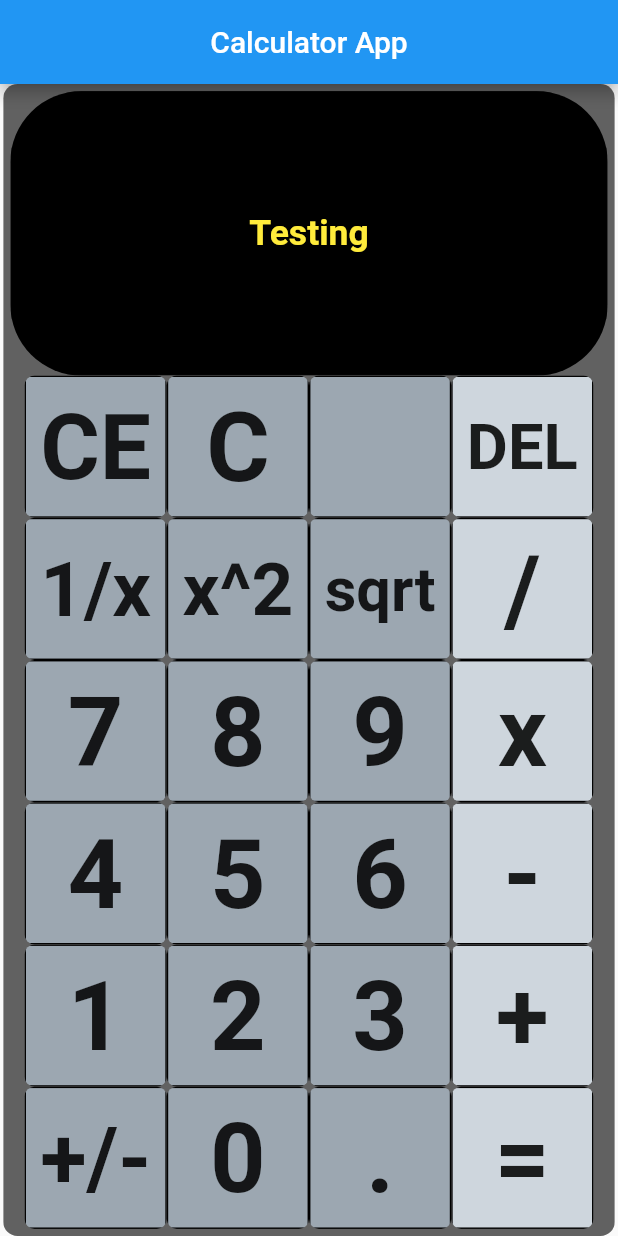
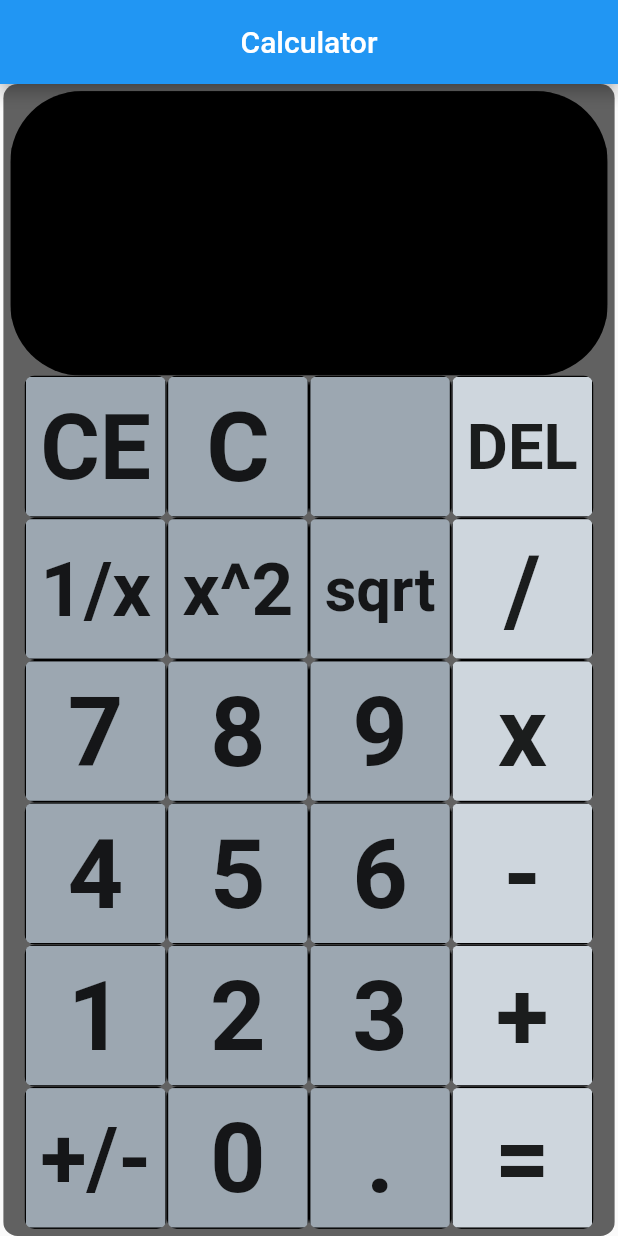
Before and after one commit to squee72564/flutter-dart_calculator, a Flutter app: the screen it shows after launch, on a phone screen of 412 x 824 dp. Run offline on Flutter 3.47's test engine with Material 2 defaults, Android fonts, the phone set to English and light mode, and no system bars; missing offline and left inert: mate; generated files the repository leaves out were written again.

```diff
--- a/lib/main.dart
+++ b/lib/main.dart
@@ -1,7 +1,6 @@
 import 'package:flutter/material.dart';
-
-import 'src/app.dart';
+import 'src/app_init.dart';
 
 void main() async {
-  runApp(const CalculatorApp());
+  runApp(CalculatorAppConfigure());
 }
--- /dev/null
+++ b/lib/src/Controller/calculator_controller.dart
@@ -0,0 +1,7 @@
+import 'package:flutter_app1/src/View/calc_buttons.dart';
+import 'package:flutter_app1/src/Model/calculator.dart';
+import 'package:flutter_app1/src/Controller/calculator_controller.dart';
+
+class CalculatorController {
+  void evaluateButtonPress(String s, Calculator c) {}
+}
--- /dev/null
+++ b/lib/src/Model/calculator.dart
@@ -0,0 +1,15 @@
+import 'package:mate/mate.dart';
+
+class Calculator {
+  var stringBuffer = '';
+  var answerBuffer = '';
+  final Mate parser = Mate();
+
+  String evaluateExpression() {
+    final result = parser.calculate(stringBuffer);
+    answerBuffer = result.toString();
+    return '0';
+  }
+
+  String
+}
--- a/lib/src/calcButtons.dart
+++ b/lib/src/View/calc_buttons.dart
@@ -1,5 +1,4 @@
 import 'package:flutter/material.dart';
-import 'package:flutter/rendering.dart';
 
 //Widget for individual Calculator Button
 class CalcButton extends StatelessWidget {
@@ -49,11 +48,19 @@ class CalcButton extends StatelessWidget {
 class CalcRow extends StatelessWidget {
   final List<Color> buttonColors;
   final List<String> buttonTexts;
+  final button1Tapped;
+  final button2Tapped;
+  final button3Tapped;
+  final button4Tapped;
 
   const CalcRow({
     super.key,
     required this.buttonColors,
     required this.buttonTexts,
+    required this.button1Tapped,
+    required this.button2Tapped,
+    required this.button3Tapped,
+    required this.button4Tapped,
   });
 
   @override
@@ -64,18 +71,22 @@ class CalcRow extends StatelessWidget {
         CalcButton(
           color: buttonColors[0],
           buttonText: buttonTexts[0],
+          buttontapped: button1Tapped,
         ),
         CalcButton(
           color: buttonColors[1],
           buttonText: buttonTexts[1],
+          buttontapped: button2Tapped,
         ),
         CalcButton(
           color: buttonColors[2],
           buttonText: buttonTexts[2],
+          buttontapped: button3Tapped,
         ),
         CalcButton(
           color: buttonColors[3],
           buttonText: buttonTexts[3],
+          buttontapped: button4Tapped,
         ),
       ],
     );
--- a/lib/src/calcDisplay.dart
+++ b/lib/src/View/calc_screen.dart
@@ -1,5 +1,5 @@
 import 'package:flutter/material.dart';
-import 'package:flutter_app1/src/calcButtons.dart';
+import 'package:flutter_app1/src/View/calc_buttons.dart';
 
 class CalcDisplay extends StatefulWidget {
   const CalcDisplay({super.key});
--- a/lib/src/calculator.dart
+++ b/lib/src/View/calculator_ui.dart
@@ -1,18 +1,21 @@
-import 'dart:ui';
+import 'package:flutter/material.dart';
+import 'package:flutter_app1/src/View/calc_buttons.dart';
+import 'package:flutter_app1/src/Model/calculator.dart';
+import 'package:flutter_app1/src/Controller/calculator_controller.dart';
 
-import 'package:flutter/material.dart';
-import 'package:flutter_app1/src/calcButtons.dart';
 
-class Calculator extends StatefulWidget {
-  const Calculator({super.key});
+class CalculatorUI extends StatefulWidget {
+  const CalculatorUI({super.key});
 
   @override
-  _CalculatorState createState() => _CalculatorState();
+  _CalculatorUIState createState() => _CalculatorUIState();
 }
 
-class _CalculatorState extends State<Calculator> {
+class _CalculatorUIState extends State<CalculatorUI> {
   var input = '';
   var answer = '';
+  final Calculator calculator = Calculator();
+  final CalculatorController calculatorController = CalculatorController();
 
   @override
   Widget build(BuildContext context) {
@@ -38,10 +41,10 @@ class _CalculatorState extends State<Calculator> {
                         color: const Color.fromARGB(255, 0, 0, 0),
                         border: Border.all(),
                       ),
-                      child: const Center(
+                      child: Center(
                         child: Text(
-                          "Testing",
-                          style: TextStyle(
+                          answer,
+                          style: const TextStyle(
                             color: Colors.yellow,
                             fontSize: 25,
                             fontWeight: FontWeight.bold,
@@ -55,16 +58,17 @@ class _CalculatorState extends State<Calculator> {
                       Color.fromARGB(255, 156, 167, 177),
                       Color.fromARGB(255, 156, 167, 177),
                       Color.fromARGB(255, 156, 167, 177),
-                      Color.fromARGB(255, 206, 214, 221)
+                      Color.fromARGB(255, 206, 214, 221),
                     ],
                     buttonTexts: ["CE", "C", " ", "DEL"],
+                    buttonIndex: ,
                   ),
                   const CalcRow(
                     buttonColors: [
                       Color.fromARGB(255, 156, 167, 177),
                       Color.fromARGB(255, 156, 167, 177),
                       Color.fromARGB(255, 156, 167, 177),
-                      Color.fromARGB(255, 206, 214, 221)
+                      Color.fromARGB(255, 206, 214, 221),
                     ],
                     buttonTexts: ["1/x", "x^2", "sqrt", "/"],
                   ),
@@ -73,7 +77,7 @@ class _CalculatorState extends State<Calculator> {
                       Color.fromARGB(255, 156, 167, 177),
                       Color.fromARGB(255, 156, 167, 177),
                       Color.fromARGB(255, 156, 167, 177),
-                      Color.fromARGB(255, 206, 214, 221)
+                      Color.fromARGB(255, 206, 214, 221),
                     ],
                     buttonTexts: ["7", "8", "9", "x"],
                   ),
@@ -82,7 +86,7 @@ class _CalculatorState extends State<Calculator> {
                       Color.fromARGB(255, 156, 167, 177),
                       Color.fromARGB(255, 156, 167, 177),
                       Color.fromARGB(255, 156, 167, 177),
-                      Color.fromARGB(255, 206, 214, 221)
+                      Color.fromARGB(255, 206, 214, 221),
                     ],
                     buttonTexts: ["4", "5", "6", "-"],
                   ),
@@ -91,7 +95,7 @@ class _CalculatorState extends State<Calculator> {
                       Color.fromARGB(255, 156, 167, 177),
                       Color.fromARGB(255, 156, 167, 177),
                       Color.fromARGB(255, 156, 167, 177),
-                      Color.fromARGB(255, 206, 214, 221)
+                      Color.fromARGB(255, 206, 214, 221),
                     ],
                     buttonTexts: ["1", "2", "3", "+"],
                   ),
@@ -100,7 +104,7 @@ class _CalculatorState extends State<Calculator> {
                       Color.fromARGB(255, 156, 167, 177),
                       Color.fromARGB(255, 156, 167, 177),
                       Color.fromARGB(255, 156, 167, 177),
-                      Color.fromARGB(255, 206, 214, 221)
+                      Color.fromARGB(255, 206, 214, 221),
                     ],
                     buttonTexts: ["+/-", "0", ".", "="],
                   ),
--- a/lib/src/app.dart
+++ b/lib/src/app_init.dart
@@ -1,11 +1,11 @@
 import 'package:flutter/material.dart';
 import 'package:flutter_gen/gen_l10n/app_localizations.dart';
 import 'package:flutter_localizations/flutter_localizations.dart';
-import "calculator.dart";
+import 'View/calculator_ui.dart';
 
-/// The Widget that configures your application.
-class CalculatorApp extends StatelessWidget {
-  const CalculatorApp({
+/// The Widget that initially configures the application language settings.
+class CalculatorAppConfigure extends StatelessWidget {
+  const CalculatorAppConfigure({
     super.key,
   });
 
@@ -43,9 +43,9 @@ class CalculatorApp extends StatelessWidget {
       home: Scaffold(
         appBar: AppBar(
           centerTitle: true,
-          title: const Text("Calculator App"),
+          title: const Text("Calculator"),
         ),
-        body: const Calculator(),
+        body: CalculatorUI(),
       ),
     );
   }
--- a/lib/src/localization/app_en.arb
+++ b/lib/src/localization/app_en.arb
@@ -1,5 +1,5 @@
 {
-  "appTitle": "Calculator",
+  "appTitle": "CS 4800.01 Calculator",
   "@appTitle": {
     "description": "A simple Calculator made in dart with the flutter framework."
   }
--- a/pubspec.yaml
+++ b/pubspec.yaml
@@ -10,10 +10,12 @@ environment:
   sdk: '>=2.18.0 <3.0.0'
 
 dependencies:
+  expressions: ^0.2.4
   flutter:
     sdk: flutter
   flutter_localizations:
     sdk: flutter
+  mate: ^0.0.5
 
 dev_dependencies:
   flutter_test:
```
Also changed, not shown: pubspec.lock.
